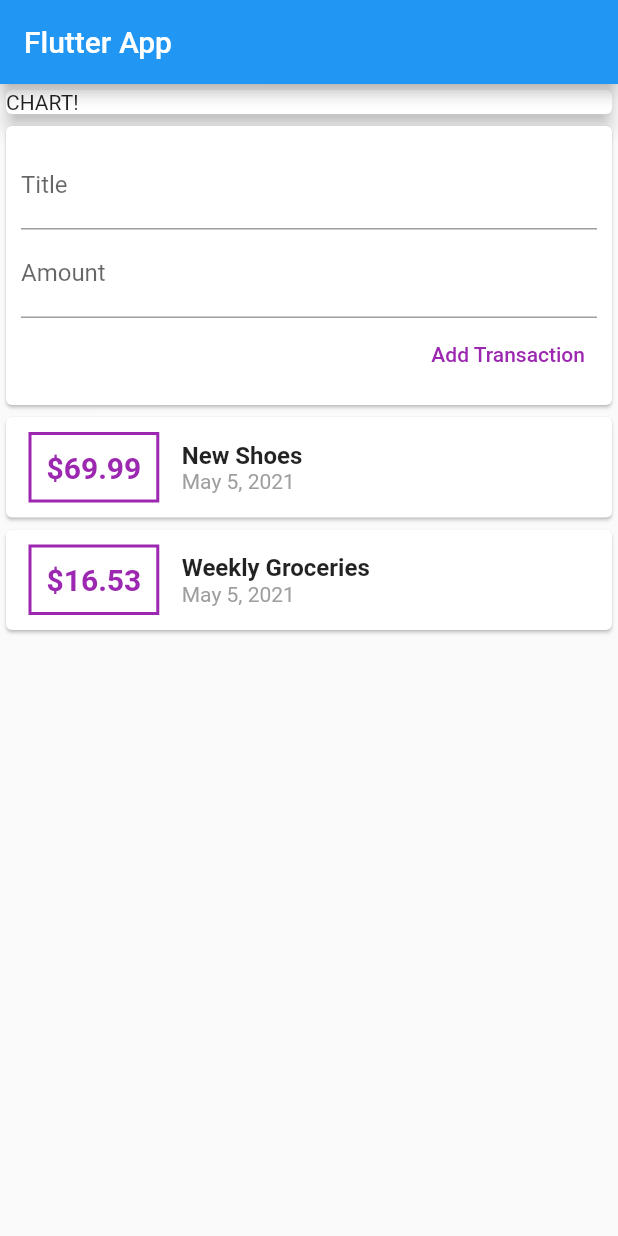
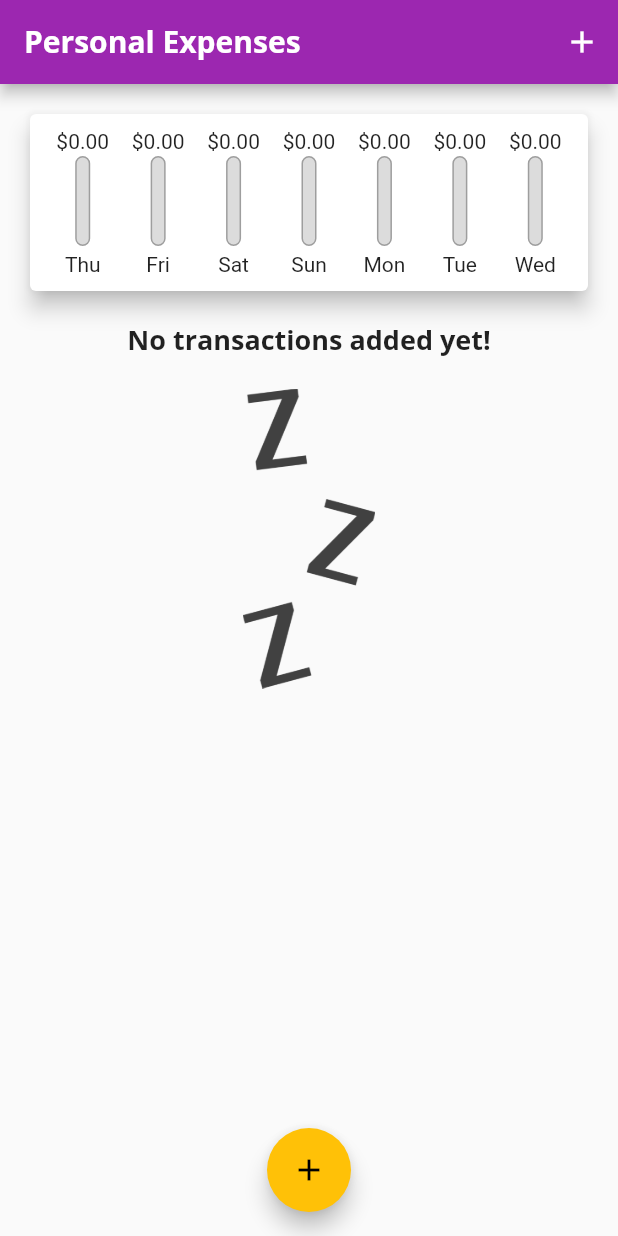
Before and after one commit to sanchesfelipe153/flutter-complete-guide, a Flutter app: the screen it shows after launch, on a phone screen of 412 x 824 dp. Run offline on Flutter 3.47's test engine with Material 2 defaults, Android fonts, the light colour scheme and no system bars.

Commit message:
Fim da aula 106: Flexible & Expanded: Deep Dive

```diff
--- a/02-personal-expenses/lib/main.dart
+++ b/02-personal-expenses/lib/main.dart
@@ -1,5 +1,10 @@
 import 'package:flutter/material.dart';
-import 'package:personal_expenses/widgets/user_transactions.dart';
+import 'package:personal_expenses/widgets/chart.dart';
+import 'package:personal_expenses/widgets/new_transaction.dart';
+import 'package:personal_expenses/widgets/transaction_list.dart';
+import 'package:uuid/uuid.dart';
+
+import 'models/transaction.dart';
 
 void main() => runApp(MyApp());
 
@@ -7,30 +12,112 @@ class MyApp extends StatelessWidget {
   @override
   Widget build(BuildContext context) {
     return MaterialApp(
-      title: 'Flutter App',
+      title: 'Personal Expenses',
+      theme: ThemeData(
+        primarySwatch: Colors.purple,
+        accentColor: Colors.amber,
+        fontFamily: 'Quicksand',
+        textTheme: ThemeData.light().textTheme.copyWith(
+              headline6: TextStyle(
+                fontFamily: 'OpenSans',
+                fontSize: 18,
+                fontWeight: FontWeight.bold,
+              ),
+            ),
+        appBarTheme: AppBarTheme(
+          textTheme: ThemeData.light().textTheme.copyWith(
+                headline6: TextStyle(
+                  fontFamily: 'OpenSans',
+                  fontSize: 20,
+                  fontWeight: FontWeight.bold,
+                ),
+              ),
+        ),
+      ),
       home: MyHomePage(),
     );
   }
 }
 
-class MyHomePage extends StatelessWidget {
+class MyHomePage extends StatefulWidget {
+  @override
+  State<StatefulWidget> createState() => new _MyHomePageState();
+}
+
+class _MyHomePageState extends State<MyHomePage> {
+  final _uuid = Uuid();
+  final List<Transaction> _transactions = [
+    // Transaction(
+    //   id: 't1',
+    //   title: 'New Shoes',
+    //   amount: 69.99,
+    //   date: DateTime.now(),
+    // ),
+    // Transaction(
+    //   id: 't2',
+    //   title: 'Weekly Groceries',
+    //   amount: 16.53,
+    //   date: DateTime.now(),
+    // ),
+  ];
+
+  List<Transaction> get _recentTransactions {
+    var now = DateTime.now();
+    final startOfWeek = DateTime(now.year, now.month, now.day).subtract(
+      Duration(days: 7),
+    );
+    return _transactions.where((tx) => tx.date.isAfter(startOfWeek)).toList();
+  }
+
+  void _addNewTransaction(String title, double amount) {
+    final newTx = Transaction(
+      id: _uuid.v4(),
+      title: title,
+      amount: amount,
+      date: DateTime.now(),
+    );
+    setState(() {
+      this._transactions.add(newTx);
+      this._transactions.sort((a, b) => a.date.compareTo(b.date));
+    });
+  }
+
+  void _startAddNewTransaction(BuildContext ctx) {
+    showModalBottomSheet(
+      context: ctx,
+      builder: (_) => NewTransaction(_addNewTransaction),
+    );
+  }
+
   @override
   Widget build(BuildContext context) {
     return Scaffold(
       appBar: AppBar(
-        title: Text('Flutter App'),
+        title: Text(
+          'Personal Expenses',
+          style: TextStyle(),
+        ),
+        actions: [
+          IconButton(
+            icon: Icon(Icons.add),
+            onPressed: () => _startAddNewTransaction(context),
+          )
+        ],
       ),
-      body: Column(
-        children: [
-          Container(
-            width: double.infinity,
-            child: Card(
-              child: Text('CHART!'),
-              elevation: 5,
-            ),
-          ),
-          UserTransactions(),
-        ],
+      body: SingleChildScrollView(
+        child: Column(
+          // mainAxisAlignment: MainAxisAlignment.start,
+          crossAxisAlignment: CrossAxisAlignment.stretch,
+          children: [
+            Chart(_recentTransactions),
+            TransactionList(_transactions),
+          ],
+        ),
+      ),
+      floatingActionButtonLocation: FloatingActionButtonLocation.centerFloat,
+      floatingActionButton: FloatingActionButton(
+        child: Icon(Icons.add),
+        onPressed: () => _startAddNewTransaction(context),
       ),
     );
   }
--- /dev/null
+++ b/02-personal-expenses/lib/widgets/chart.dart
@@ -0,0 +1,60 @@
+import 'package:flutter/material.dart';
+import 'package:personal_expenses/models/transaction.dart';
+import 'package:intl/intl.dart';
+import 'package:personal_expenses/widgets/chart_bar.dart';
+
+class Chart extends StatelessWidget {
+  final List<Transaction> recentTransactions;
+
+  Chart(this.recentTransactions);
+
+  List<_GroupedTransaction> get _groupedTransactionValues {
+    final now = DateTime.now();
+    return List.generate(7, (index) {
+      final weekDay = now.subtract(
+        Duration(days: index),
+      );
+      final totalSum = recentTransactions.where((tx) {
+        return tx.date.day == weekDay.day &&
+            tx.date.month == weekDay.month &&
+            tx.date.year == weekDay.year;
+      }).fold<double>(0, (sum, tx) => sum + tx.amount);
+      return _GroupedTransaction(DateFormat.E().format(weekDay), totalSum);
+    });
+  }
+
+  double get totalSpending =>
+      _groupedTransactionValues.fold(0, (sum, tx) => sum + tx.amount);
+
+  @override
+  Widget build(BuildContext context) {
+    final total = this.totalSpending;
+    return Card(
+      elevation: 6,
+      margin: EdgeInsets.all(20),
+      child: Padding(
+        padding: EdgeInsets.all(10),
+        child: Row(
+          mainAxisAlignment: MainAxisAlignment.spaceAround,
+          children: _groupedTransactionValues.reversed.map((gtx) {
+            return Flexible(
+              fit: FlexFit.tight,
+              child: ChartBar(
+                label: gtx.day,
+                spendingAmount: gtx.amount,
+                spendingPctOfTotal: total == 0 ? 0 : gtx.amount / total,
+              ),
+            );
+          }).toList(),
+        ),
+      ),
+    );
+  }
+}
+
+class _GroupedTransaction {
+  final String day;
+  final double amount;
+
+  _GroupedTransaction(this.day, this.amount);
+}
--- /dev/null
+++ b/02-personal-expenses/lib/widgets/chart_bar.dart
@@ -0,0 +1,54 @@
+import 'package:flutter/material.dart';
+
+class ChartBar extends StatelessWidget {
+  final String label;
+  final double spendingAmount;
+  final double spendingPctOfTotal;
+
+  const ChartBar({
+    required this.label,
+    required this.spendingAmount,
+    required this.spendingPctOfTotal,
+  });
+
+  @override
+  Widget build(BuildContext context) {
+    return Column(
+      children: [
+        FittedBox(
+          child: Text('\$${spendingAmount.toStringAsFixed(2)}'),
+        ),
+        SizedBox(height: 2),
+        Container(
+          height: 60,
+          width: 10,
+          child: Stack(
+            children: [
+              Container(
+                decoration: BoxDecoration(
+                  border: Border.all(
+                    color: Colors.grey,
+                    width: 1,
+                  ),
+                  color: Color.fromRGBO(220, 220, 220, 1),
+                  borderRadius: BorderRadius.circular(10),
+                ),
+              ),
+              FractionallySizedBox(
+                heightFactor: spendingPctOfTotal,
+                child: Container(
+                  decoration: BoxDecoration(
+                    color: Theme.of(context).primaryColor,
+                    borderRadius: BorderRadius.circular(10),
+                  ),
+                ),
+              ),
+            ],
+          ),
+        ),
+        SizedBox(height: 4),
+        Text(label)
+      ],
+    );
+  }
+}
--- a/02-personal-expenses/lib/widgets/new_transaction.dart
+++ b/02-personal-expenses/lib/widgets/new_transaction.dart
@@ -1,11 +1,31 @@
 import 'package:flutter/material.dart';
 
-class NewTransaction extends StatelessWidget {
+class NewTransaction extends StatefulWidget {
   final Function(String, double) addNewTransaction;
+
+  NewTransaction(this.addNewTransaction);
+
+  @override
+  _NewTransactionState createState() => _NewTransactionState();
+}
+
+class _NewTransactionState extends State<NewTransaction> {
   final _titleController = TextEditingController();
   final _amountController = TextEditingController();
 
-  NewTransaction(this.addNewTransaction);
+  void _submitData() {
+    final enteredTitle = _titleController.text.trim();
+    var enteredAmountText = _amountController.text.trim();
+    if (enteredTitle.isEmpty || enteredAmountText.isEmpty) {
+      return;
+    }
+    final enteredAmount = double.parse(enteredAmountText);
+    if (enteredAmount <= 0) {
+      return;
+    }
+    widget.addNewTransaction(enteredTitle, enteredAmount);
+    Navigator.of(context).pop();
+  }
 
   @override
   Widget build(BuildContext context) {
@@ -20,24 +40,22 @@ class NewTransaction extends StatelessWidget {
                 labelText: 'Title',
               ),
               controller: _titleController,
+              onSubmitted: (_) => _submitData(),
             ),
             TextField(
               decoration: InputDecoration(
                 labelText: 'Amount',
               ),
               controller: _amountController,
+              keyboardType: TextInputType.numberWithOptions(decimal: true),
+              onSubmitted: (_) => _submitData(),
             ),
             TextButton(
               child: Text('Add Transaction'),
               style: TextButton.styleFrom(
                 primary: Colors.purple,
               ),
-              onPressed: () {
-                addNewTransaction(
-                  _titleController.text,
-                  double.parse(_amountController.text),
-                );
-              },
+              onPressed: _submitData,
             )
           ],
         ),
--- a/02-personal-expenses/lib/widgets/transaction_list.dart
+++ b/02-personal-expenses/lib/widgets/transaction_list.dart
@@ -11,7 +11,26 @@ class TransactionList extends StatelessWidget {
   Widget build(BuildContext context) {
     return Container(
       height: 440,
-      child: ListView.builder(
+      child: transactions.isEmpty
+          ? Column(
+              children: [
+                Text(
+                  'No transactions added yet!',
+                  style: Theme.of(context).textTheme.headline6,
+                ),
+                SizedBox(
+                  height: 20,
+                ),
+                Container(
+                  height: 200,
+                  child: Image.asset(
+                    'assets/images/waiting.png',
+                    fit: BoxFit.cover,
+                  ),
+                )
+              ],
+            )
+          : ListView.builder(
               itemBuilder: (ctx, index) {
                 final tx = transactions[index];
                 return Card(
@@ -24,17 +43,17 @@ class TransactionList extends StatelessWidget {
                         ),
                         decoration: BoxDecoration(
                           border: Border.all(
-                      color: Colors.purple,
+                            color: Theme.of(context).primaryColor,
                             width: 2,
                           ),
                         ),
                         padding: EdgeInsets.all(10),
                         child: Text(
-                    '\$${tx.amount}',
+                          '\$${tx.amount.toStringAsFixed(2)}',
                           style: TextStyle(
                             fontSize: 20,
                             fontWeight: FontWeight.bold,
-                      color: Colors.purple,
+                            color: Theme.of(context).primaryColor,
                           ),
                         ),
                       ),
@@ -43,10 +62,7 @@ class TransactionList extends StatelessWidget {
                         children: [
                           Text(
                             tx.title,
-                      style: TextStyle(
-                        fontSize: 16,
-                        fontWeight: FontWeight.bold,
-                      ),
+                            style: Theme.of(context).textTheme.headline6,
                           ),
                           Text(
                             DateFormat.yMMMd().format(tx.date),
--- a/02-personal-expenses/lib/widgets/user_transactions.dart
+++ /dev/null
@@ -1,51 +0,0 @@
-import 'package:flutter/material.dart';
-import 'package:personal_expenses/models/transaction.dart';
-import 'package:personal_expenses/widgets/new_transaction.dart';
-import 'package:personal_expenses/widgets/transaction_list.dart';
-import 'package:uuid/uuid.dart';
-
-class UserTransactions extends StatefulWidget {
-  @override
-  _UserTransactionsState createState() => _UserTransactionsState();
-}
-
-class _UserTransactionsState extends State<UserTransactions> {
-  final List<Transaction> _userTransactions = [
-    Transaction(
-      id: 't1',
-      title: 'New Shoes',
-      amount: 69.99,
-      date: DateTime.now(),
-    ),
-    Transaction(
-      id: 't2',
-      title: 'Weekly Groceries',
-      amount: 16.53,
-      date: DateTime.now(),
-    ),
-  ];
-  final _uuid = Uuid();
-
-  void _addNewTransaction(String title, double amount) {
-    final newTx = Transaction(
-      id: _uuid.v4(),
-      title: title,
-      amount: amount,
-      date: DateTime.now(),
-    );
-    setState(() {
-      this._userTransactions.add(newTx);
-      this._userTransactions.sort((a, b) => a.date.compareTo(b.date));
-    });
-  }
-
-  @override
-  Widget build(BuildContext context) {
-    return Column(
-      children: [
-        NewTransaction(_addNewTransaction),
-        TransactionList(_userTransactions),
-      ],
-    );
-  }
-}
```
Also changed, not shown: 02-personal-expenses/pubspec.yaml (+31 -26 lines), 02-personal-expenses/assets/fonts/OpenSans-Bold.ttf (added), 02-personal-expenses/assets/fonts/OpenSans-Regular.ttf (added), 02-personal-expenses/assets/fonts/Quicksand-Bold.ttf (added), 02-personal-expenses/assets/fonts/Quicksand-Light.ttf (added), 02-personal-expenses/assets/fonts/Quicksand-Medium.ttf (added), 02-personal-expenses/assets/fonts/Quicksand-Regular.ttf (added), 02-personal-expenses/assets/images/waiting.png (added). Lines whose indentation alone changed are shown as unchanged.
